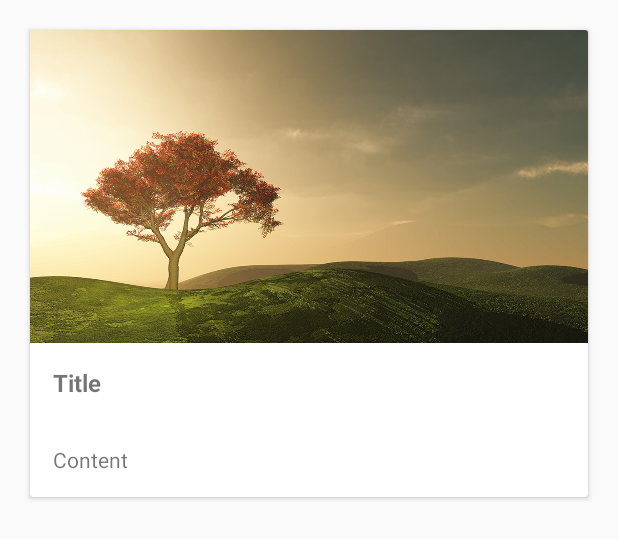
After one commit to Raven0/FirebaseBlog, an Android app: the layout blog_post.xml on its own in the app's theme, with its tools: preview values and no code run, on a phone screen of 412 x 824 dp. The commit adds this screen. Shown: the top 539 px of the screen. Run offline under Robolectric (Android 15) with nearby library versions, the phone set to English and light mode, and no system bars.

Commit message:
commit
biarhijau

```diff
--- /dev/null
+++ b/app/src/main/java/com/preangerstd/firebaseblog/BlogPost.java
@@ -0,0 +1,8 @@
+package com.preangerstd.firebaseblog;
+
+/**
+ * Created by azhzh on 8/28/2017.
+ */
+
+public class BlogPost {
+}
--- a/app/src/main/java/com/preangerstd/firebaseblog/MainActivity.java
+++ b/app/src/main/java/com/preangerstd/firebaseblog/MainActivity.java
@@ -22,6 +22,13 @@ public class MainActivity extends AppCompatActivity {
     }
 
     @Override
+    protected void onStart() {
+        super.onStart();
+
+
+    }
+
+    @Override
     public boolean onCreateOptionsMenu(Menu menu) {
 
         getMenuInflater().inflate(R.menu.main_menu, menu);
--- /dev/null
+++ b/app/src/main/res/layout/blog_post.xml
@@ -0,0 +1,37 @@
+<?xml version="1.0" encoding="utf-8"?>
+<android.support.v7.widget.CardView xmlns:android="http://schemas.android.com/apk/res/android"
+    android:layout_width="match_parent" android:layout_height="wrap_content"
+    android:layout_margin="20dp">
+
+    <LinearLayout
+        android:layout_width="match_parent"
+        android:layout_height="wrap_content"
+        android:orientation="vertical">
+
+        <ImageView
+            android:layout_width="match_parent"
+            android:layout_height="wrap_content"
+            android:id="@+id/postImage"
+            android:scaleType="centerCrop"
+            android:adjustViewBounds="true"
+            android:src="@drawable/image_one"/>
+
+        <TextView
+            android:layout_width="match_parent"
+            android:layout_height="wrap_content"
+            android:id="@+id/postTitle"
+            android:padding="15dp"
+            android:textSize="16dp"
+            android:textStyle="bold"
+            android:text="Title"/>
+
+        <TextView
+            android:layout_width="match_parent"
+            android:layout_height="wrap_content"
+            android:id="@+id/postContent"
+            android:padding="15dp"
+            android:text="Content"/>
+
+    </LinearLayout>
+
+</android.support.v7.widget.CardView>
```
Also changed, not shown: app/src/main/res/drawable/image_one.png (added).
